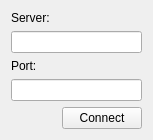
Qt form Client/mainwindow.ui (samulacrum/qt-audio-networking) before a commit.
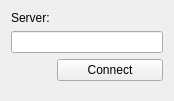
The same form after that commit.

Commit message: removed port from client, set to default

Diff of the .ui file:
```diff
--- a/Client/mainwindow.ui
+++ b/Client/mainwindow.ui
@@ -6,30 +6,26 @@
    <rect>
     <x>0</x>
     <y>0</y>
-    <width>151</width>
-    <height>131</height>
+    <width>174</width>
+    <height>101</height>
    </rect>
   </property>
   <property name="windowTitle">
    <string>MainWindow</string>
   </property>
   <widget class="QWidget" name="centralWidget">
-   <layout class="QGridLayout" name="gridLayout">
-    <item row="2" column="0">
+   <layout class="QFormLayout" name="formLayout">
+    <item row="0" column="0">
      <widget class="QLabel" name="label">
       <property name="text">
        <string>Server:</string>
       </property>
      </widget>
     </item>
-    <item row="6" column="0">
-     <widget class="QLabel" name="label_2">
-      <property name="text">
-       <string>Port:</string>
-      </property>
-     </widget>
+    <item row="1" column="0" colspan="2">
+     <widget class="QLineEdit" name="lineEdit"/>
     </item>
-    <item row="10" column="0">
+    <item row="2" column="0">
      <spacer name="horizontalSpacer">
       <property name="orientation">
        <enum>Qt::Horizontal</enum>
@@ -42,19 +38,13 @@
       </property>
      </spacer>
     </item>
-    <item row="10" column="2">
+    <item row="2" column="1">
      <widget class="QPushButton" name="pushButton">
       <property name="text">
        <string>Connect</string>
       </property>
      </widget>
     </item>
-    <item row="4" column="0" colspan="3">
-     <widget class="QLineEdit" name="lineEdit"/>
-    </item>
-    <item row="7" column="0" colspan="3">
-     <widget class="QLineEdit" name="lineEdit_2"/>
-    </item>
    </layout>
   </widget>
  </widget>
```
The commit also changes 3 other files.
